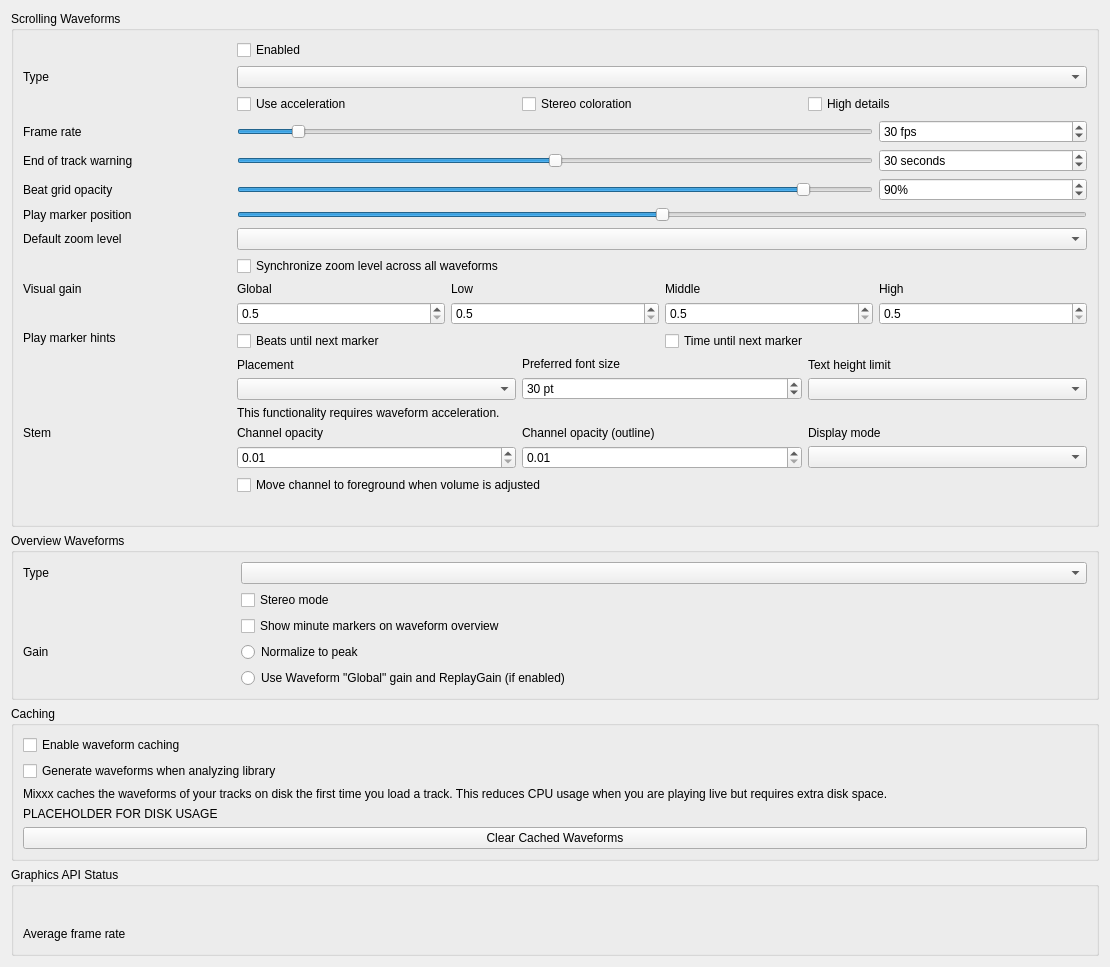
Qt form src/preferences/dialog/dlgprefwaveformdlg.ui (mixxxdj/mixxx) before a commit.
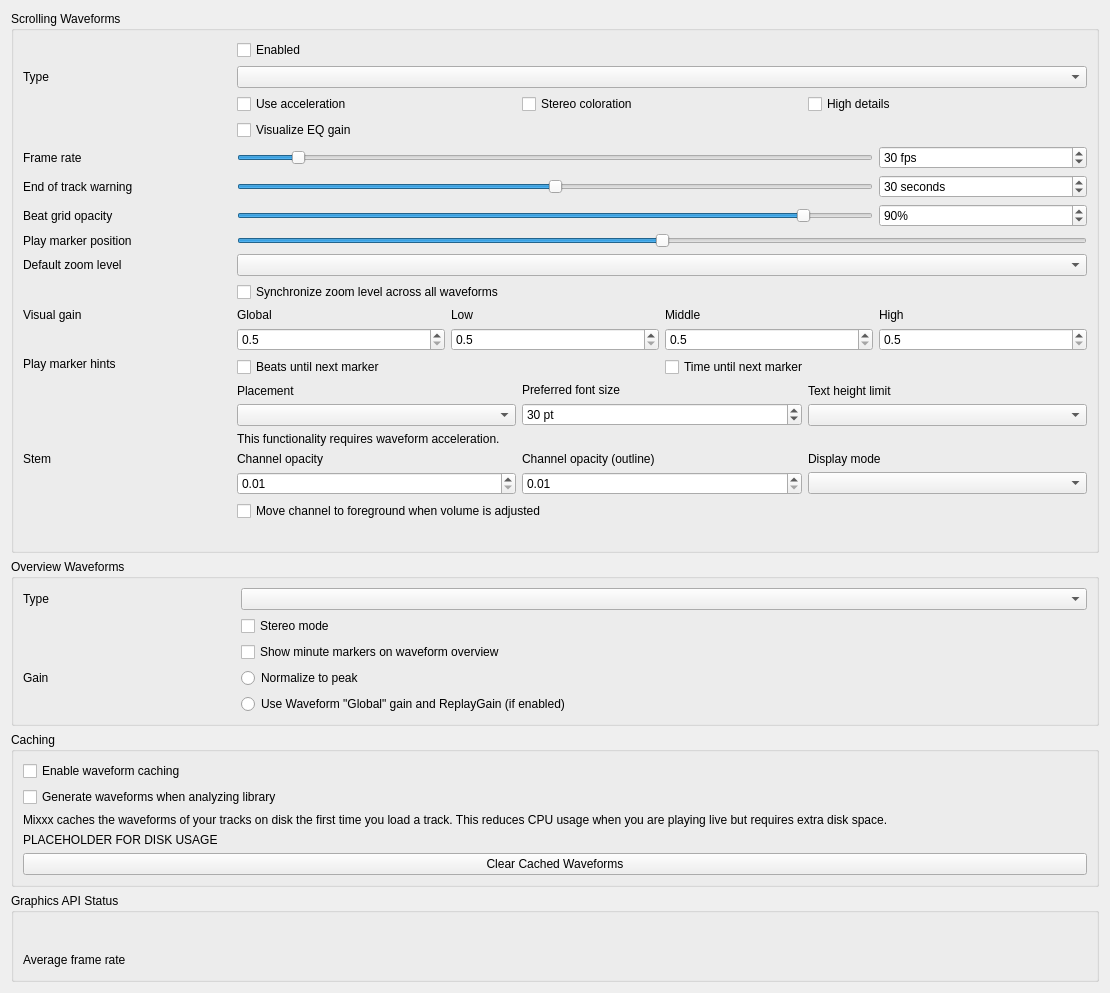
The same form after that commit.

Commit message: Waveform: add option to not visualize EQ gain

The edit to the form file:
```diff
--- a/src/preferences/dialog/dlgprefwaveformdlg.ui
+++ b/src/preferences/dialog/dlgprefwaveformdlg.ui
@@ -87,6 +87,14 @@
       </layout>
      </item>
 
+     <item row="3" column="1" colspan="4">
+      <widget class="QCheckBox" name="visualizeEqGainCheckBox">
+       <property name="text">
+        <string>Visualize EQ gain</string>
+       </property>
+      </widget>
+     </item>
+
      <item row="4" column="0">
       <widget class="QLabel" name="frameRateLabel">
        <property name="text">
```
Left out of the diff: 1 changed line with no effect on the pictures. The commit also changes 11 other files.
